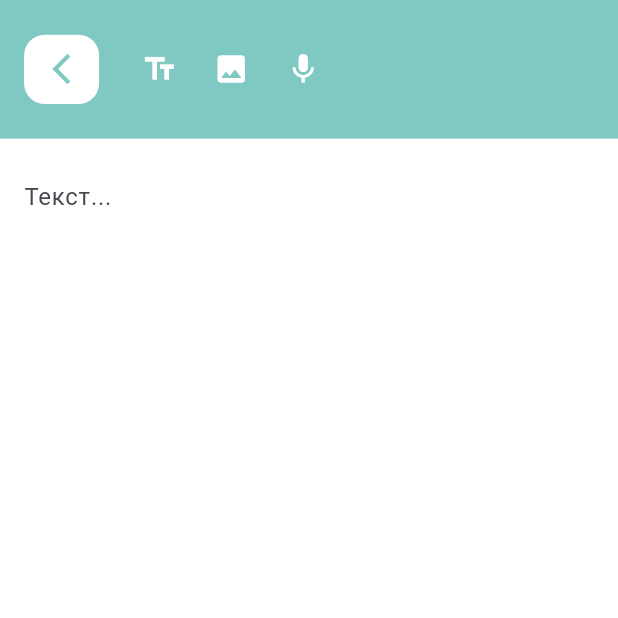
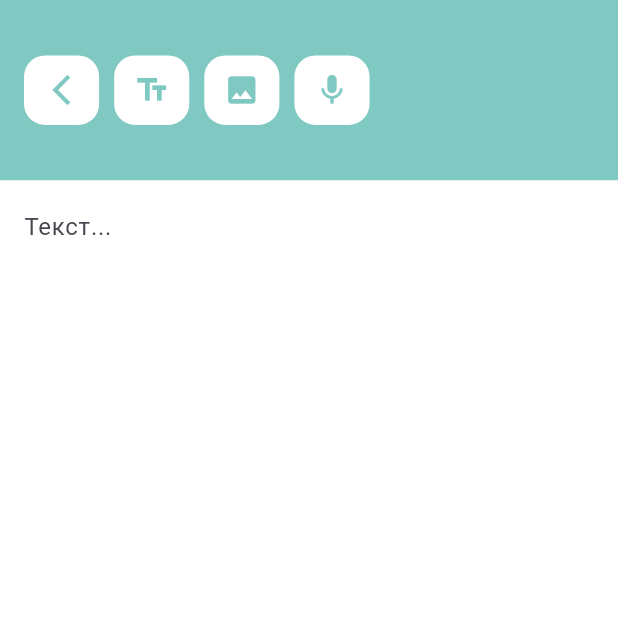
Before and after one commit to LocTime1/coursework, a Flutter app: the AddNoteScreen screen opened directly, on a phone screen of 412 x 824 dp, the top half of it. Run offline on Flutter 3.47's test engine with Material 3 defaults, Android fonts, the phone set to English and light mode, and no system bars; our stand-ins replace auto_size_text, file_picker, flutter_screenutil, image_picker, lottie, sqflite; accounts and stored records are empty.

Commit message:
переделал кнопки в addNoteScreen

```diff
--- a/lib/screens/addNoteScreen.dart
+++ b/lib/screens/addNoteScreen.dart
@@ -102,7 +102,7 @@ class _AddNoteScreenState extends State<AddNoteScreen> {
       body: Column(
         children: [
           Container(
-            height: 100.h,
+            height: 130.h,
             width: double.infinity,
             color: Color(color),
             child: SafeArea(
@@ -123,23 +123,49 @@ class _AddNoteScreenState extends State<AddNoteScreen> {
                             Icon(Icons.arrow_back_ios_new, color: Color(color)),
                       ),
                     ),
-                    SizedBox(width: 16.w),
-                    IconButton(
-                      icon: Icon(Icons.text_fields, color: Colors.white),
-                      onPressed: () {
+                    SizedBox(width: 10.w),
+                    GestureDetector(
+                      onTap: () {
                         setState(() {
                           blocks.add(NoteBlock.text());
                           blocks.last.controller!.addListener(() => _saveAll());
                         });
                       },
+                      child: Container(
+                        width: 50.w,
+                        height: 50.h,
+                        decoration: BoxDecoration(
+                          color: Colors.white,
+                          borderRadius: BorderRadius.circular(15.r),
+                        ),
+                        child: Icon(Icons.text_fields, color: Color(color)),
+                      ),
                     ),
-                    IconButton(
-                      icon: Icon(Icons.image, color: Colors.white),
-                      onPressed: () => _insertImage(blocks.length - 1),
+                    SizedBox(width: 10.w),
+                    GestureDetector(
+                      onTap: () => _insertImage(blocks.length - 1),
+                      child: Container(
+                        width: 50.w,
+                        height: 50.h,
+                        decoration: BoxDecoration(
+                          color: Colors.white,
+                          borderRadius: BorderRadius.circular(15.r),
+                        ),
+                        child: Icon(Icons.image, color: Color(color)),
+                      ),
                     ),
-                    IconButton(
-                      icon: Icon(Icons.mic, color: Colors.white),
-                      onPressed: () => _insertAudio(blocks.length - 1),
+                    SizedBox(width: 10.w),
+                    GestureDetector(
+                      onTap: () => _insertAudio(blocks.length - 1),
+                      child: Container(
+                        width: 50.w,
+                        height: 50.h,
+                        decoration: BoxDecoration(
+                          color: Colors.white,
+                          borderRadius: BorderRadius.circular(15.r),
+                        ),
+                        child: Icon(Icons.mic, color: Color(color)),
+                      ),
                     ),
                   ],
                 ),
@@ -149,7 +175,7 @@ class _AddNoteScreenState extends State<AddNoteScreen> {
           Expanded(
             child: Container(
               color: Colors.white,
-              padding: EdgeInsets.symmetric(horizontal: 16.w, vertical: 8.h),
+              padding: EdgeInsets.symmetric(horizontal: 16.w),
               child: ListView.builder(
                 itemCount: blocks.length,
                 itemBuilder: (ctx, i) {
```
